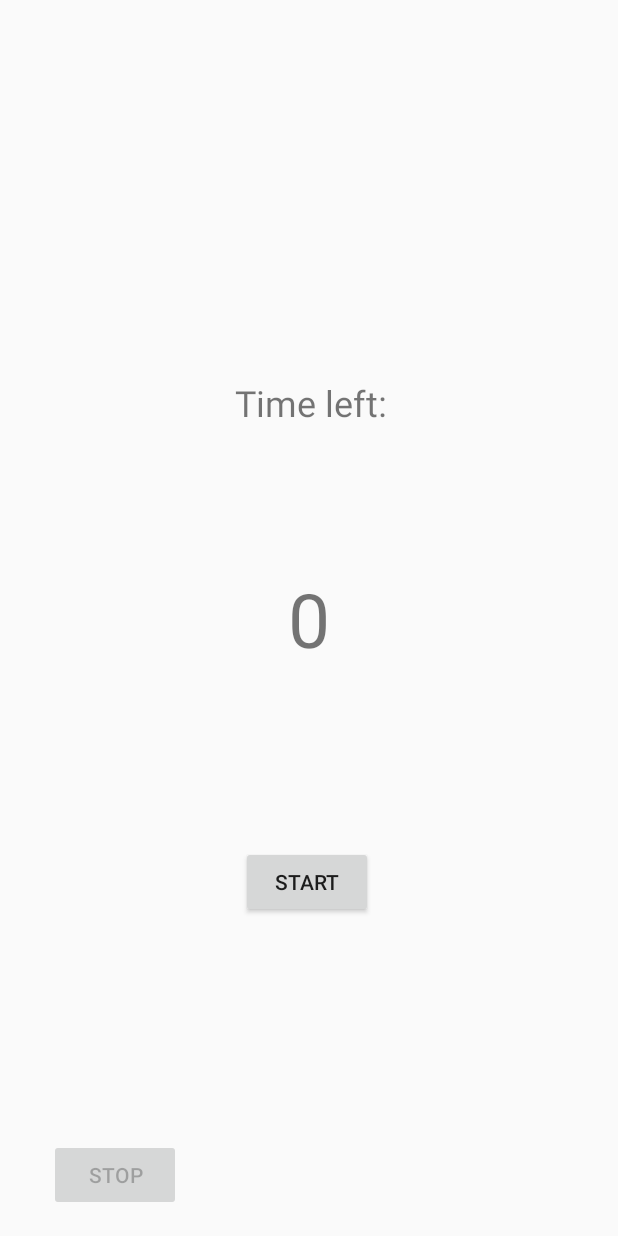
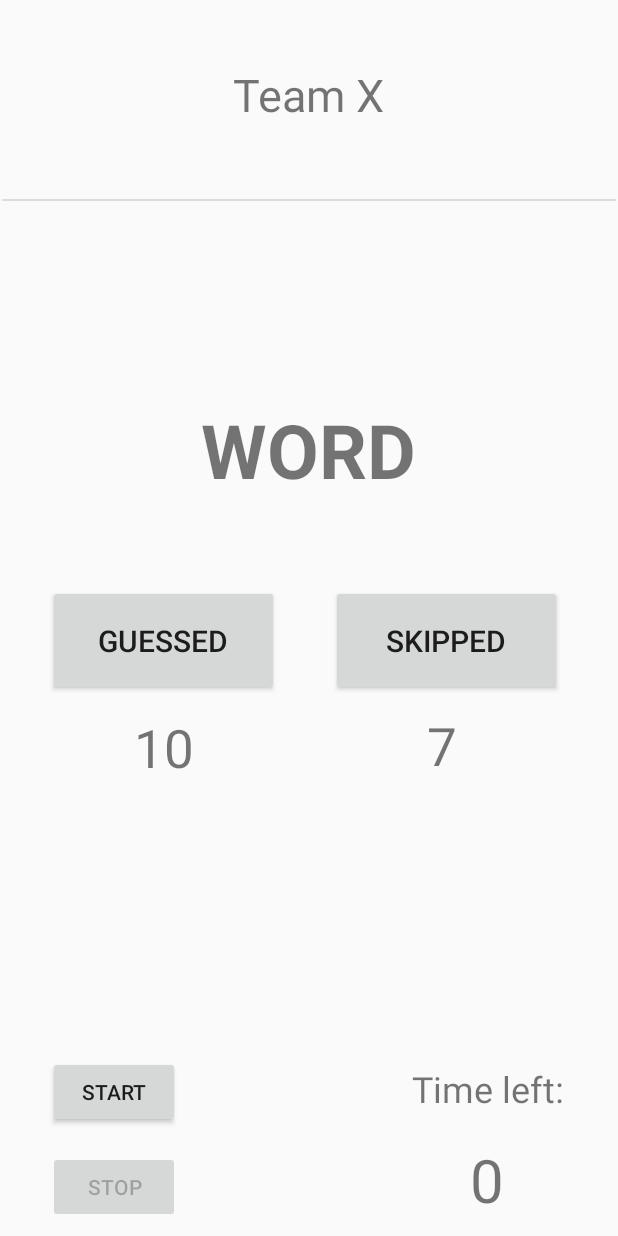
Before and after one commit to Bebrucha/Alias, an Android app: the PlayingPhase_6 screen opened directly, with no data from a screen before it, on a phone screen of 412 x 824 dp. Run offline under Robolectric (Android 15) with nearby library versions, the phone set to English and light mode, and no system bars; 1 statement that could not run was skipped.

Commit message:
Uzpildziau 6 langa reikiamais elementais;

```diff
--- a/app/src/main/java/com/example/alias/Team_Count_3.java
+++ b/app/src/main/java/com/example/alias/Team_Count_3.java
@@ -31,8 +31,8 @@ public class Team_Count_3 extends AppCompatActivity {
         next_num_of_teams.setOnClickListener(new View.OnClickListener() {
             @Override
             public void onClick(View view) {
-                //netrinti!!!
-                //create team arrayList
+                // netrinti!!!
+                // create team arrayList
                 MainMenu_1.teams = Team.createTeamList(Team_Count_3.num_of_teams - 1);
 
                 num_of_teams = Integer.parseInt(num_of_teams_label.getText().toString());
--- a/app/src/main/res/layout/activity_playing_phase_6.xml
+++ b/app/src/main/res/layout/activity_playing_phase_6.xml
@@ -12,47 +12,50 @@
         android:layout_height="wrap_content"
 
         android:textAlignment="center"
-        android:textSize="50sp"
+        android:textSize="40sp"
         app:layout_constraintBottom_toBottomOf="parent"
         app:layout_constraintEnd_toEndOf="parent"
+        app:layout_constraintHorizontal_bias="0.805"
         app:layout_constraintStart_toStartOf="parent"
-        app:layout_constraintTop_toTopOf="parent" />
+        app:layout_constraintTop_toTopOf="parent"
+        app:layout_constraintVertical_bias="0.986" />
 
     <TextView
         android:id="@+id/Time_Label"
         android:layout_width="wrap_content"
         android:layout_height="wrap_content"
-        android:layout_marginTop="252dp"
         android:text="@string/time_left"
         android:textSize="24sp"
+        app:layout_constraintBottom_toBottomOf="parent"
         app:layout_constraintEnd_toEndOf="parent"
-        app:layout_constraintHorizontal_bias="0.504"
+        app:layout_constraintHorizontal_bias="0.884"
         app:layout_constraintStart_toStartOf="parent"
-        app:layout_constraintTop_toTopOf="parent" />
+        app:layout_constraintTop_toTopOf="parent"
+        app:layout_constraintVertical_bias="0.896" />
 
     <Button
         android:id="@+id/Start_True"
         android:layout_width="wrap_content"
         android:layout_height="wrap_content"
-        android:layout_marginBottom="212dp"
+        android:layout_marginBottom="72dp"
         android:text="@string/start"
         app:layout_constraintBottom_toBottomOf="parent"
         app:layout_constraintEnd_toEndOf="parent"
-        app:layout_constraintHorizontal_bias="0.495"
+        app:layout_constraintHorizontal_bias="0.099"
         app:layout_constraintStart_toStartOf="parent" />
 
     <Button
         android:id="@+id/button_stop"
         android:layout_width="wrap_content"
         android:layout_height="wrap_content"
+        android:enabled="false"
         android:text="@string/stop"
         app:layout_constraintBottom_toBottomOf="parent"
         app:layout_constraintEnd_toEndOf="parent"
-        app:layout_constraintHorizontal_bias="0.1"
+        app:layout_constraintHorizontal_bias="0.099"
         app:layout_constraintStart_toStartOf="parent"
         app:layout_constraintTop_toBottomOf="@+id/Start_True"
-        app:layout_constraintVertical_bias="0.9"
-        android:enabled ="false"
+        app:layout_constraintVertical_bias="0.625"
 
         />
 
@@ -62,9 +65,102 @@
         android:layout_height="wrap_content"
         android:text="@string/continue_button"
         android:visibility="invisible"
-        app:layout_constraintBottom_toTopOf="@+id/Time_Label"
+        app:layout_constraintBottom_toBottomOf="parent"
+        app:layout_constraintEnd_toEndOf="parent"
+        app:layout_constraintHorizontal_bias="0.087"
+        app:layout_constraintStart_toStartOf="parent"
+        app:layout_constraintTop_toTopOf="parent"
+        app:layout_constraintVertical_bias="0.894" />
+
+    <TextView
+        android:id="@+id/word_to_display_6"
+        android:layout_width="294dp"
+        android:layout_height="88dp"
+        android:text="WORD"
+        android:textAlignment="center"
+        android:textSize="50sp"
+        android:textStyle="bold"
+        app:layout_constraintBottom_toTopOf="@+id/button_continue2"
+        app:layout_constraintEnd_toEndOf="parent"
+        app:layout_constraintHorizontal_bias="0.495"
+        app:layout_constraintStart_toStartOf="parent"
+        app:layout_constraintTop_toTopOf="parent"
+        app:layout_constraintVertical_bias="0.439" />
+
+    <Button
+        android:id="@+id/button_guessed"
+        android:layout_width="154dp"
+        android:layout_height="74dp"
+        android:layout_marginStart="32dp"
+        android:text="@string/guessed"
+        android:textSize="20sp"
+        app:layout_constraintBottom_toBottomOf="parent"
+        app:layout_constraintStart_toStartOf="parent"
+        app:layout_constraintTop_toTopOf="parent"
+        app:layout_constraintVertical_bias="0.52" />
+
+    <Button
+        android:id="@+id/button_skipped"
+        android:layout_width="154dp"
+        android:layout_height="74dp"
+        android:text="@string/skipped"
+        android:textSize="20sp"
+        app:layout_constraintBottom_toBottomOf="parent"
+        app:layout_constraintEnd_toEndOf="parent"
+        app:layout_constraintHorizontal_bias="0.478"
+        app:layout_constraintStart_toEndOf="@+id/button_guessed"
+        app:layout_constraintTop_toTopOf="parent"
+        app:layout_constraintVertical_bias="0.52" />
+
+    <TextView
+        android:id="@+id/label_num_of_guessed_words_6"
+        android:layout_width="123dp"
+        android:layout_height="51dp"
+        android:layout_marginStart="48dp"
+        android:text="10"
+        android:textAlignment="center"
+        android:textSize="35sp"
+        app:layout_constraintBottom_toBottomOf="parent"
+        app:layout_constraintStart_toStartOf="parent"
+        app:layout_constraintTop_toBottomOf="@+id/button_guessed"
+        app:layout_constraintVertical_bias="0.034" />
+
+    <TextView
+        android:id="@+id/label_num_of_skipped_words_6"
+        android:layout_width="116dp"
+        android:layout_height="52dp"
+        android:text="7"
+        android:textAlignment="center"
+        android:textSize="35sp"
+        app:layout_constraintBottom_toBottomOf="parent"
+        app:layout_constraintEnd_toEndOf="parent"
+        app:layout_constraintHorizontal_bias="0.524"
+        app:layout_constraintStart_toEndOf="@+id/label_num_of_guessed_words_6"
+        app:layout_constraintTop_toBottomOf="@+id/button_skipped"
+        app:layout_constraintVertical_bias="0.03" />
+
+    <TextView
+        android:id="@+id/label_name_of_currently_playing_team_6"
+        android:layout_width="340dp"
+        android:layout_height="48dp"
+        android:layout_marginTop="16dp"
+        android:text="Team X"
+        android:textAlignment="center"
+        android:textSize="30sp"
+        app:layout_constraintBottom_toTopOf="@+id/divider3"
+        app:layout_constraintEnd_toEndOf="parent"
+        app:layout_constraintHorizontal_bias="0.492"
+        app:layout_constraintStart_toStartOf="parent"
+        app:layout_constraintTop_toTopOf="parent"
+        app:layout_constraintVertical_bias="0.391" />
+
+    <View
+        android:id="@+id/divider3"
+        android:layout_width="409dp"
+        android:layout_height="1dp"
+        android:background="?android:attr/listDivider"
+        app:layout_constraintBottom_toTopOf="@+id/word_to_display_6"
         app:layout_constraintEnd_toEndOf="parent"
         app:layout_constraintStart_toStartOf="parent"
-        app:layout_constraintTop_toTopOf="parent"
-        app:layout_constraintVertical_bias="0.75" />
+        app:layout_constraintTop_toTopOf="parent" />
 </androidx.constraintlayout.widget.ConstraintLayout>
--- a/app/src/main/res/values/strings.xml
+++ b/app/src/main/res/values/strings.xml
@@ -48,4 +48,8 @@
     <string name="end_of_the_game">END OF THE GAME</string>
     <string name="points_scored">Points scored</string>
     <string name="play_again">Play again</string>
+    <string name="lets_go">LET\'S GO!</string>
+    <string name="the_winner_is">The winner is:</string>
+    <string name="guessed">Guessed</string>
+    <string name="skipped">Skipped</string>
 </resources>
```
Also changed, not shown: app/src/main/java/com/example/alias/Team_Scores11.java (deleted, +0 -24 lines), app/src/main/java/com/example/alias/Team_Scores_11.java (added, +20 -0 lines), app/src/main/java/com/example/alias/Team_Scores_5.java (+3 -11 lines), app/src/main/res/layout/activity_team_scores_11.xml (+50 -18 lines), app/src/main/res/layout/activity_team_scores_5.xml (+19 -23 lines), 1 other file.
